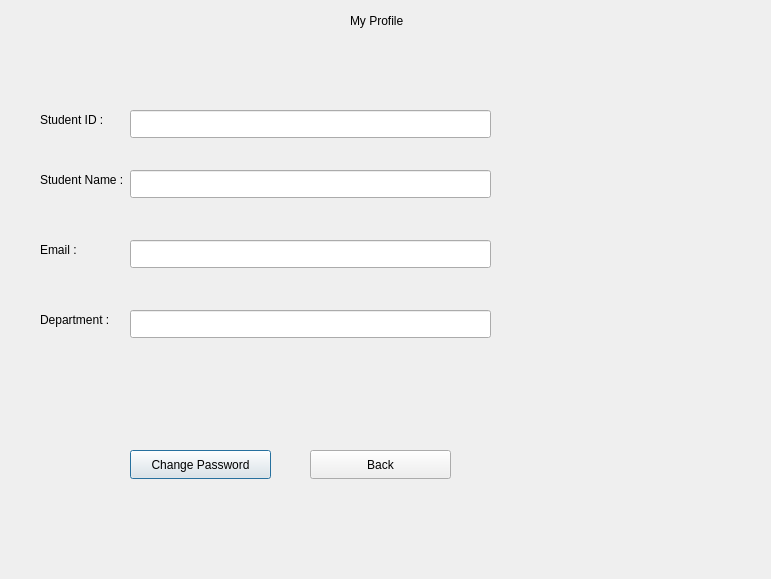
Before: the Qt Designer form studentprofile.ui in sanjanaCSwyb/U-MAMS, drawn with Qt 5.
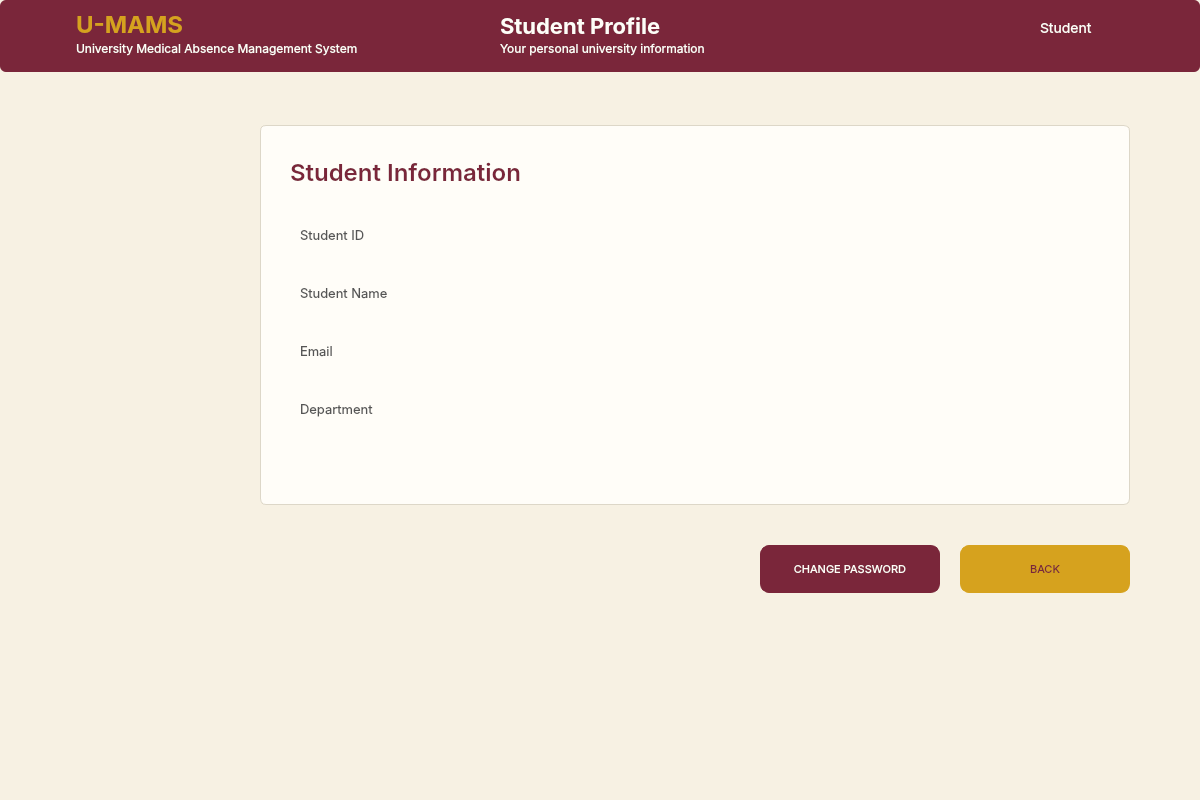
After: the same form once the commit is applied. Icons and pictures are not drawn.

The edit to the form file:
```diff
--- a/studentprofile.ui
+++ b/studentprofile.ui
@@ -6,157 +6,444 @@
    <rect>
     <x>0</x>
     <y>0</y>
-    <width>771</width>
-    <height>579</height>
+    <width>1200</width>
+    <height>800</height>
    </rect>
   </property>
+  <property name="minimumSize">
+   <size>
+    <width>900</width>
+    <height>600</height>
+   </size>
+  </property>
   <property name="windowTitle">
    <string>Dialog</string>
   </property>
-  <widget class="QLabel" name="lblTitle">
+  <property name="styleSheet">
+   <string>background:#F7F1E3;</string>
+  </property>
+  <widget class="QWidget" name="figmaCanvas">
    <property name="geometry">
     <rect>
-     <x>350</x>
+     <x>0</x>
+     <y>0</y>
+     <width>1200</width>
+     <height>800</height>
+    </rect>
+   </property>
+   <property name="styleSheet">
+    <string>QWidget#figmaCanvas{background:#F7F1E3;}</string>
+   </property>
+   <widget class="QFrame" name="headerFrame">
+    <property name="geometry">
+     <rect>
+      <x>0</x>
+      <y>0</y>
+      <width>1200</width>
+      <height>72</height>
+     </rect>
+    </property>
+    <property name="frameShape">
+     <enum>QFrame::NoFrame</enum>
+    </property>
+    <property name="styleSheet">
+     <string>QFrame#headerFrame{background:#7A263A;border:none;border-radius:6px;}</string>
+    </property>
+   </widget>
+   <widget class="QLabel" name="headerLogo">
+    <property name="geometry">
+     <rect>
+      <x>22</x>
+      <y>16</y>
+      <width>42</width>
+      <height>42</height>
+     </rect>
+    </property>
+    <property name="pixmap">
+     <pixmap>:/assets/wayamba_logo.png</pixmap>
+    </property>
+    <property name="scaledContents">
+     <bool>false</bool>
+    </property>
+    <property name="alignment">
+     <set>Qt::AlignCenter</set>
+    </property>
+    <property name="styleSheet">
+     <string>background:transparent;border:none;</string>
+    </property>
+   </widget>
+   <widget class="QLabel" name="lblHeaderBrand">
+    <property name="geometry">
+     <rect>
+      <x>76</x>
      <y>10</y>
-     <width>81</width>
-     <height>21</height>
+      <width>300</width>
+      <height>28</height>
     </rect>
    </property>
    <property name="text">
-    <string>My Profile</string>
+     <string>U-MAMS</string>
+    </property>
+    <property name="alignment">
+     <set>Qt::AlignLeft|Qt::AlignVCenter</set>
+    </property>
+    <property name="styleSheet">
+     <string>font-family:Inter; font-size:24px; font-weight:600;color:#D6A21E;background:transparent;border:none;padding:0px;</string>
+    </property>
+   </widget>
+   <widget class="QLabel" name="lblHeaderSubtitle">
+    <property name="geometry">
+     <rect>
+      <x>76</x>
+      <y>39</y>
+      <width>410</width>
+      <height>18</height>
+     </rect>
+    </property>
+    <property name="text">
+     <string>University Medical Absence Management System</string>
+    </property>
+    <property name="alignment">
+     <set>Qt::AlignLeft|Qt::AlignVCenter</set>
+    </property>
+    <property name="styleSheet">
+     <string>font-family:Inter; font-size:12px; font-weight:400;color:#FFFDF8;background:transparent;border:none;padding:0px;</string>
+    </property>
+   </widget>
+   <widget class="QLabel" name="lblTitle">
+    <property name="geometry">
+     <rect>
+      <x>500</x>
+      <y>12</y>
+      <width>500</width>
+      <height>28</height>
+     </rect>
+    </property>
+    <property name="text">
+     <string>Student Profile</string>
+    </property>
+    <property name="alignment">
+     <set>Qt::AlignLeft|Qt::AlignVCenter</set>
+    </property>
+    <property name="styleSheet">
+     <string>font-family:Inter; font-size:22px; font-weight:600;color:#FFFDF8;background:transparent;border:none;padding:0px;</string>
+    </property>
+   </widget>
+   <widget class="QLabel" name="lblHeaderCaption">
+    <property name="geometry">
+     <rect>
+      <x>500</x>
+      <y>39</y>
+      <width>500</width>
+      <height>18</height>
+     </rect>
+    </property>
+    <property name="text">
+     <string>Your personal university information</string>
+    </property>
+    <property name="alignment">
+     <set>Qt::AlignLeft|Qt::AlignVCenter</set>
+    </property>
+    <property name="styleSheet">
+     <string>font-family:Inter; font-size:12px; font-weight:400;color:#FFFDF8;background:transparent;border:none;padding:0px;</string>
+    </property>
+   </widget>
+   <widget class="QLabel" name="lblHeaderUser">
+    <property name="geometry">
+     <rect>
+      <x>1040</x>
+      <y>14</y>
+      <width>130</width>
+      <height>28</height>
+     </rect>
+    </property>
+    <property name="text">
+     <string>Student</string>
+    </property>
+    <property name="alignment">
+     <set>Qt::AlignLeft|Qt::AlignVCenter</set>
+    </property>
+    <property name="styleSheet">
+     <string>font-family:Inter; font-size:14px; font-weight:400;color:#FFFDF8;background:transparent;border:none;padding:0px;</string>
+    </property>
+   </widget>
+   <widget class="QFrame" name="studentInformationCard">
+    <property name="geometry">
+     <rect>
+      <x>260</x>
+      <y>125</y>
+      <width>870</width>
+      <height>380</height>
+     </rect>
+    </property>
+    <property name="frameShape">
+     <enum>QFrame::NoFrame</enum>
+    </property>
+    <property name="styleSheet">
+     <string>QFrame#studentInformationCard{background:#FFFDF8;border:1px solid #DDD7C8;border-radius:6px;}</string>
+    </property>
+   </widget>
+   <widget class="QLabel" name="lblInformationTitle">
+    <property name="geometry">
+     <rect>
+      <x>290</x>
+      <y>152</y>
+      <width>790</width>
+      <height>40</height>
+     </rect>
+    </property>
+    <property name="text">
+     <string>Student Information</string>
+    </property>
+    <property name="alignment">
+     <set>Qt::AlignLeft|Qt::AlignVCenter</set>
+    </property>
+    <property name="styleSheet">
+     <string>font-family:Inter; font-size:24px; font-weight:500;color:#7A263A;background:transparent;border:none;padding:0px;</string>
    </property>
   </widget>
   <widget class="QLabel" name="lblStudentID">
    <property name="geometry">
     <rect>
-     <x>40</x>
-     <y>110</y>
-     <width>63</width>
-     <height>20</height>
+      <x>300</x>
+      <y>220</y>
+      <width>190</width>
+      <height>30</height>
     </rect>
    </property>
    <property name="text">
-    <string>Student ID :</string>
+     <string>Student ID</string>
+    </property>
+    <property name="alignment">
+     <set>Qt::AlignLeft|Qt::AlignVCenter</set>
+    </property>
+    <property name="styleSheet">
+     <string>font-family:Inter; font-size:13px; font-weight:400;color:#555555;background:transparent;border:none;padding:0px;</string>
+    </property>
+    <property name="buddy">
+     <cstring>txtStudentID</cstring>
    </property>
   </widget>
   <widget class="QLineEdit" name="txtStudentID">
    <property name="geometry">
     <rect>
-     <x>130</x>
-     <y>110</y>
-     <width>361</width>
-     <height>28</height>
-    </rect>
-   </property>
+      <x>500</x>
+      <y>220</y>
+      <width>580</width>
+      <height>30</height>
+     </rect>
+    </property>
+    <property name="placeholderText">
+     <string></string>
+    </property>
    <property name="readOnly">
     <bool>true</bool>
    </property>
+    <property name="frame">
+     <bool>false</bool>
+    </property>
+    <property name="styleSheet">
+     <string>QLineEdit#txtStudentID{font-family:Inter;font-size:14px;color:#333333;background:transparent;border:none;border-radius:0px;padding:0px;}QLineEdit#txtStudentID:focus{border:none;}</string>
+    </property>
+    <property name="text">
+     <string></string>
+    </property>
   </widget>
   <widget class="QLabel" name="lblStudentName">
    <property name="geometry">
     <rect>
-     <x>40</x>
-     <y>170</y>
-     <width>91</width>
-     <height>20</height>
+      <x>300</x>
+      <y>278</y>
+      <width>190</width>
+      <height>30</height>
     </rect>
    </property>
    <property name="text">
-    <string>Student Name :</string>
+     <string>Student Name</string>
+    </property>
+    <property name="alignment">
+     <set>Qt::AlignLeft|Qt::AlignVCenter</set>
+    </property>
+    <property name="styleSheet">
+     <string>font-family:Inter; font-size:13px; font-weight:400;color:#555555;background:transparent;border:none;padding:0px;</string>
+    </property>
+    <property name="buddy">
+     <cstring>txtStudentName</cstring>
    </property>
   </widget>
   <widget class="QLineEdit" name="txtStudentName">
    <property name="geometry">
     <rect>
-     <x>130</x>
-     <y>170</y>
-     <width>361</width>
-     <height>28</height>
-    </rect>
-   </property>
+      <x>500</x>
+      <y>278</y>
+      <width>580</width>
+      <height>30</height>
+     </rect>
+    </property>
+    <property name="placeholderText">
+     <string></string>
+    </property>
    <property name="readOnly">
     <bool>true</bool>
    </property>
+    <property name="frame">
+     <bool>false</bool>
+    </property>
+    <property name="styleSheet">
+     <string>QLineEdit#txtStudentName{font-family:Inter;font-size:14px;color:#333333;background:transparent;border:none;border-radius:0px;padding:0px;}QLineEdit#txtStudentName:focus{border:none;}</string>
+    </property>
+    <property name="text">
+     <string></string>
+    </property>
   </widget>
   <widget class="QLabel" name="lblEmail">
    <property name="geometry">
     <rect>
-     <x>40</x>
-     <y>240</y>
-     <width>63</width>
-     <height>20</height>
+      <x>300</x>
+      <y>336</y>
+      <width>190</width>
+      <height>30</height>
     </rect>
    </property>
    <property name="text">
-    <string>Email :</string>
+     <string>Email</string>
+    </property>
+    <property name="alignment">
+     <set>Qt::AlignLeft|Qt::AlignVCenter</set>
+    </property>
+    <property name="styleSheet">
+     <string>font-family:Inter; font-size:13px; font-weight:400;color:#555555;background:transparent;border:none;padding:0px;</string>
+    </property>
+    <property name="buddy">
+     <cstring>txtEmail</cstring>
    </property>
   </widget>
   <widget class="QLineEdit" name="txtEmail">
    <property name="geometry">
     <rect>
-     <x>130</x>
-     <y>240</y>
-     <width>361</width>
-     <height>28</height>
-    </rect>
-   </property>
+      <x>500</x>
+      <y>336</y>
+      <width>580</width>
+      <height>30</height>
+     </rect>
+    </property>
+    <property name="placeholderText">
+     <string></string>
+    </property>
    <property name="readOnly">
     <bool>true</bool>
    </property>
+    <property name="frame">
+     <bool>false</bool>
+    </property>
+    <property name="styleSheet">
+     <string>QLineEdit#txtEmail{font-family:Inter;font-size:14px;color:#333333;background:transparent;border:none;border-radius:0px;padding:0px;}QLineEdit#txtEmail:focus{border:none;}</string>
+    </property>
+    <property name="text">
+     <string></string>
+    </property>
   </widget>
   <widget class="QLabel" name="lblDepartment">
    <property name="geometry">
     <rect>
-     <x>40</x>
-     <y>310</y>
-     <width>81</width>
-     <height>20</height>
+      <x>300</x>
+      <y>394</y>
+      <width>190</width>
+      <height>30</height>
     </rect>
    </property>
    <property name="text">
-    <string>Department :</string>
+     <string>Department</string>
+    </property>
+    <property name="alignment">
+     <set>Qt::AlignLeft|Qt::AlignVCenter</set>
+    </property>
+    <property name="styleSheet">
+     <string>font-family:Inter; font-size:13px; font-weight:400;color:#555555;background:transparent;border:none;padding:0px;</string>
+    </property>
+    <property name="buddy">
+     <cstring>txtDepartment</cstring>
    </property>
   </widget>
   <widget class="QLineEdit" name="txtDepartment">
    <property name="geometry">
     <rect>
-     <x>130</x>
-     <y>310</y>
-     <width>361</width>
-     <height>28</height>
-    </rect>
-   </property>
+      <x>500</x>
+      <y>394</y>
+      <width>580</width>
+      <height>30</height>
+     </rect>
+    </property>
+    <property name="placeholderText">
+     <string></string>
+    </property>
    <property name="readOnly">
     <bool>true</bool>
    </property>
+    <property name="frame">
+     <bool>false</bool>
+    </property>
+    <property name="styleSheet">
+     <string>QLineEdit#txtDepartment{font-family:Inter;font-size:14px;color:#333333;background:transparent;border:none;border-radius:0px;padding:0px;}QLineEdit#txtDepartment:focus{border:none;}</string>
+    </property>
+    <property name="text">
+     <string></string>
+    </property>
   </widget>
   <widget class="QPushButton" name="btnChangePassword">
    <property name="geometry">
     <rect>
-     <x>130</x>
-     <y>450</y>
-     <width>141</width>
-     <height>29</height>
+      <x>760</x>
+      <y>545</y>
+      <width>180</width>
+      <height>48</height>
     </rect>
    </property>
    <property name="text">
-    <string>Change Password</string>
+     <string>CHANGE PASSWORD</string>
+    </property>
+    <property name="autoDefault">
+     <bool>false</bool>
+    </property>
+    <property name="cursor">
+     <cursorShape>PointingHandCursor</cursorShape>
+    </property>
+    <property name="styleSheet">
+     <string>QPushButton#btnChangePassword{font-family:Inter;font-size:11px;font-weight:400;color:#FFFDF8;background:#7A263A;border:1px solid #7A263A;border-radius:9px;padding:0px;}QPushButton#btnChangePassword:hover{border:1px solid #D6A21E;}QPushButton#btnChangePassword:focus{border:1px solid #D6A21E;}</string>
    </property>
   </widget>
   <widget class="QPushButton" name="btnBack">
    <property name="geometry">
     <rect>
-     <x>310</x>
-     <y>450</y>
-     <width>141</width>
-     <height>29</height>
+      <x>960</x>
+      <y>545</y>
+      <width>170</width>
+      <height>48</height>
     </rect>
    </property>
    <property name="text">
-    <string>Back</string>
-   </property>
-  </widget>
- </widget>
- <resources/>
- <connections/>
+     <string>BACK</string>
+    </property>
+    <property name="autoDefault">
+     <bool>false</bool>
+    </property>
+    <property name="cursor">
+     <cursorShape>PointingHandCursor</cursorShape>
+    </property>
+    <property name="styleSheet">
+     <string>QPushButton#btnBack{font-family:Inter;font-size:11px;font-weight:400;color:#7A263A;background:#D6A21E;border:1px solid #D6A21E;border-radius:9px;padding:0px;}QPushButton#btnBack:hover{border:1px solid #D6A21E;}QPushButton#btnBack:focus{border:1px solid #D6A21E;}</string>
+    </property>
+   </widget>
+  </widget>
+ </widget>
+ <tabstops>
+  <tabstop>txtStudentID</tabstop>
+  <tabstop>txtStudentName</tabstop>
+  <tabstop>txtEmail</tabstop>
+  <tabstop>txtDepartment</tabstop>
+  <tabstop>btnChangePassword</tabstop>
+  <tabstop>btnBack</tabstop>
+ </tabstops>
+ <resources />
+ <connections />
 </ui>
```
Left out of the diff: 4 changed lines with no effect on the pictures. Lines whose indentation alone changed are shown as unchanged.
